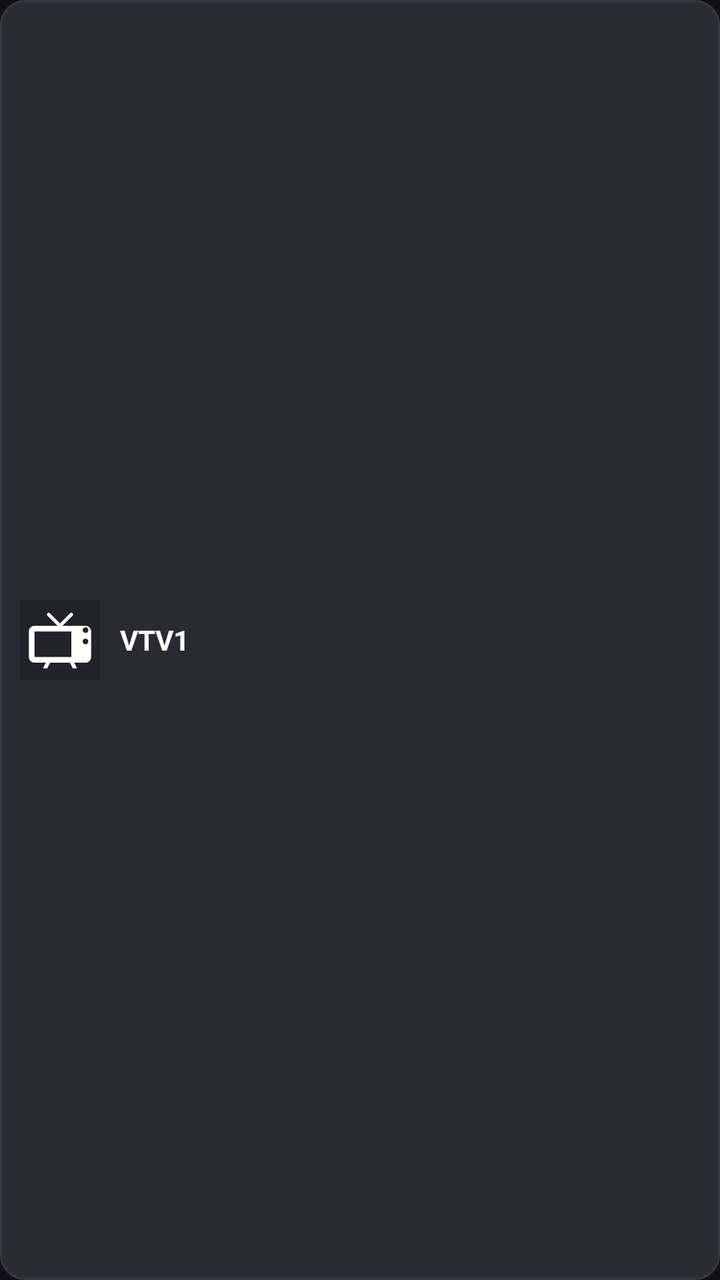
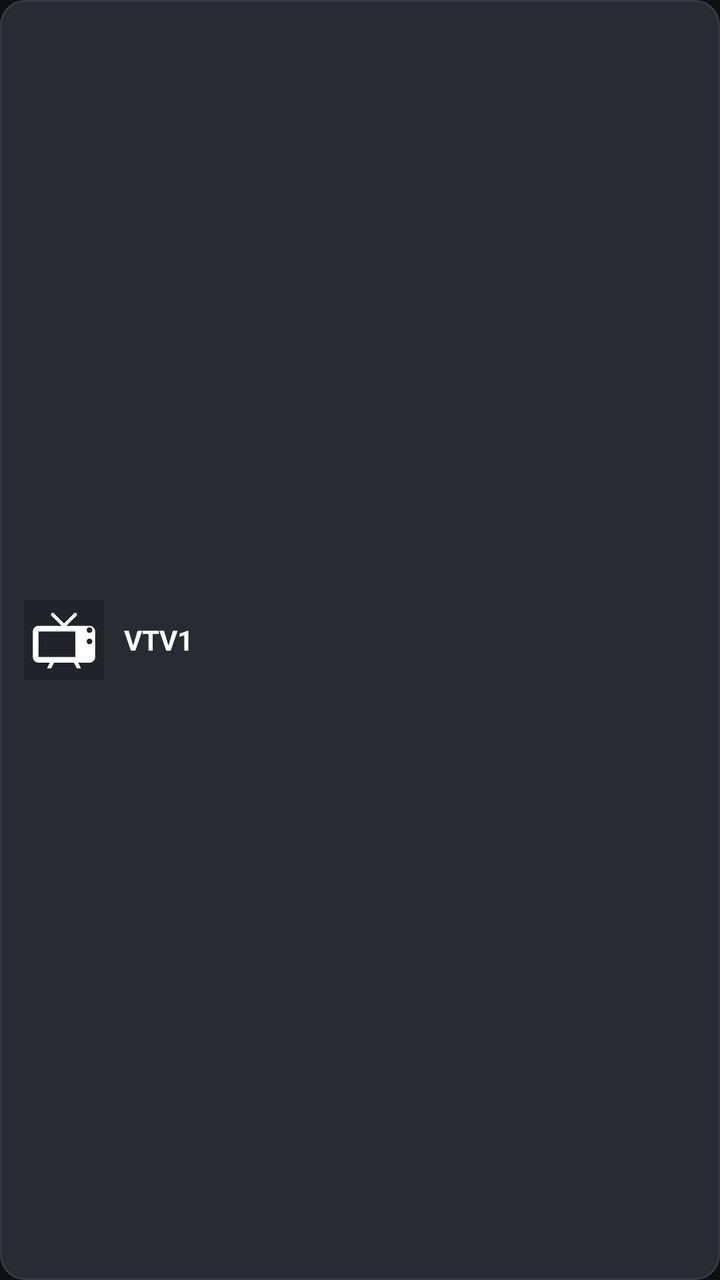

Screens rendered from an Android XML layout before and after an edit, with the pre-edit source and the edit as a unified diff.
<!-- AndroidManifest.xml: application theme Theme.TVLive -->
<!-- res/layout/item_channel_horizontal.xml -->
<?xml version="1.0" encoding="utf-8"?>
<LinearLayout xmlns:android="http://schemas.android.com/apk/res/android"
    xmlns:app="http://schemas.android.com/apk/res-auto"
    android:id="@+id/cardContainer"
    android:layout_width="140dp"
    android:layout_height="58dp"
    android:layout_marginEnd="10dp"
    android:background="@drawable/bg_channel_card"
    android:gravity="center_vertical"
    android:orientation="horizontal"
    android:paddingHorizontal="10dp"
    android:paddingVertical="8dp"
    android:clickable="true"
    android:focusable="true">

    <ImageView
        android:id="@+id/imgLogo"
        android:layout_width="40dp"
        android:layout_height="40dp"
        android:background="#22222A"
        android:padding="3dp"
        android:scaleType="fitCenter"
        android:src="@drawable/ic_tv" />

    <TextView
        android:id="@+id/tvName"
        android:layout_width="0dp"
        android:layout_height="wrap_content"
        android:layout_marginStart="10dp"
        android:layout_weight="1"
        android:ellipsize="end"
        android:maxLines="1"
        android:text="VTV1"
        android:textColor="@color/white"
        android:textSize="14sp"
        android:textStyle="bold" />

</LinearLayout>
<!-- resources referenced by this layout -->
<resources>
  <color name="white">#FFFFFFFF</color>
  <!-- drawable bg_channel_card (drawable) -->
  <?xml version="1.0" encoding="utf-8"?>
  <shape xmlns:android="http://schemas.android.com/apk/res/android"
      android:shape="rectangle">
      <solid android:color="@color/surface_card" />
      <corners android:radius="12dp" />
      <stroke
          android:width="1dp"
          android:color="#383842" />
  </shape>
  <!-- drawable ic_tv (drawable) -->
  <vector xmlns:android="http://schemas.android.com/apk/res/android"
      android:width="24dp"
      android:height="24dp"
      android:viewportWidth="24"
      android:viewportHeight="24">
      
      <path
          android:strokeColor="#FFFFFFFF"
          android:strokeWidth="1.2"
          android:strokeLineCap="round"
          android:pathData="M12,7 L8,3 M12,7 L16,3" />
      
      <path
          android:fillColor="#FFFFFFFF"
          android:pathData="M21,7H3C1.9,7 1,7.9 1,9v9c0,1.1 0.9,2 2,2h4l-1,2h1.5l1,-2h7l1,2H18l-1,-2h4c1.1,0 2,-0.9 2,-2V9c0,-1.1 -0.9,-2 -2,-2zM16,18H3V9h13v9zm5,-4.5c-0.55,0 -1,-0.45 -1,-1s0.45,-1 1,-1 1,0.45 1,1 -0.45,1 -1,1zm0,-4c-0.55,0 -1,-0.45 -1,-1s0.45,-1 1,-1 1,0.45 1,1 -0.45,1 -1,1z"/>
  </vector>
  <style name="Theme.TVLive" parent="Theme.Material3.Dark.NoActionBar">
          <item name="android:statusBarColor">@color/black</item>
          <item name="android:navigationBarColor">@color/black</item>
          <item name="android:windowBackground">@color/background_dark</item>
          <item name="colorPrimary">@color/accent_red</item>
          <item name="colorSecondary">@color/live_green</item>
      </style>
  <color name="surface_card">#2A2A32</color>
  <color name="black">#FF000000</color>
  <color name="background_dark">#0F0F12</color>
  <color name="accent_red">#E50914</color>
  <color name="live_green">#00E676</color>
</resources>

<!-- the commit's change to res/layout/item_channel_horizontal.xml (unified diff, before → after) -->
@@ -1,14 +1,15 @@
 <?xml version="1.0" encoding="utf-8"?>
 <LinearLayout xmlns:android="http://schemas.android.com/apk/res/android"
-    xmlns:app="http://schemas.android.com/apk/res-auto"
     android:id="@+id/cardContainer"
-    android:layout_width="140dp"
+    android:layout_width="wrap_content"
     android:layout_height="58dp"
+    android:minWidth="120dp"
     android:layout_marginEnd="10dp"
     android:background="@drawable/bg_channel_card"
     android:gravity="center_vertical"
     android:orientation="horizontal"
-    android:paddingHorizontal="10dp"
+    android:paddingStart="12dp"
+    android:paddingEnd="16dp"
     android:paddingVertical="8dp"
     android:clickable="true"
     android:focusable="true">
@@ -24,12 +25,10 @@
 
     <TextView
         android:id="@+id/tvName"
-        android:layout_width="0dp"
+        android:layout_width="wrap_content"
         android:layout_height="wrap_content"
         android:layout_marginStart="10dp"
-        android:layout_weight="1"
-        android:ellipsize="end"
-        android:maxLines="1"
+        android:singleLine="true"
         android:text="VTV1"
         android:textColor="@color/white"
         android:textSize="14sp"
